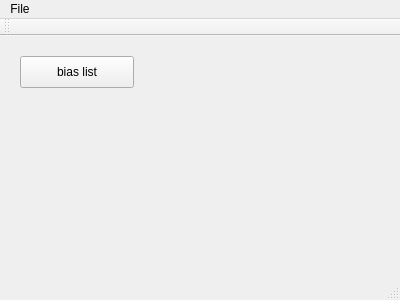
The window that mainwindow.ui (andysbaran/finred) describes before a commit, drawn with Qt 5.
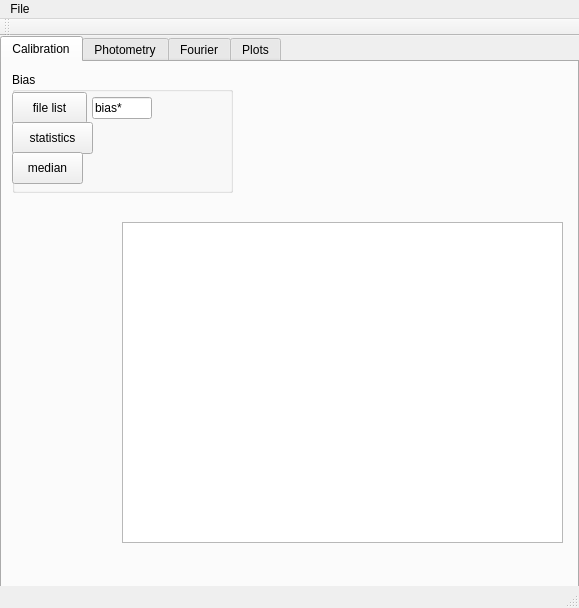
The same window after the commit.

The edit to the form file:
```diff
--- a/mainwindow.ui
+++ b/mainwindow.ui
@@ -6,26 +6,127 @@
    <rect>
     <x>0</x>
     <y>0</y>
-    <width>400</width>
-    <height>300</height>
+    <width>579</width>
+    <height>608</height>
    </rect>
   </property>
+  <property name="sizePolicy">
+   <sizepolicy hsizetype="Maximum" vsizetype="Maximum">
+    <horstretch>0</horstretch>
+    <verstretch>0</verstretch>
+   </sizepolicy>
+  </property>
   <property name="windowTitle">
    <string>MainWindow</string>
   </property>
   <widget class="QWidget" name="centralWidget">
-   <widget class="QPushButton" name="biaslist">
+   <widget class="QTabWidget" name="tabWidget">
     <property name="geometry">
      <rect>
-      <x>20</x>
-      <y>20</y>
-      <width>114</width>
-      <height>32</height>
+      <x>0</x>
+      <y>0</y>
+      <width>579</width>
+      <height>608</height>
      </rect>
     </property>
-    <property name="text">
-     <string>bias list</string>
+    <property name="currentIndex">
+     <number>0</number>
     </property>
+    <widget class="QWidget" name="tab1">
+     <attribute name="title">
+      <string>Calibration</string>
+     </attribute>
+     <widget class="QGroupBox" name="groupBox">
+      <property name="geometry">
+       <rect>
+        <x>10</x>
+        <y>10</y>
+        <width>221</width>
+        <height>121</height>
+       </rect>
+      </property>
+      <property name="title">
+       <string>Bias</string>
+      </property>
+      <widget class="QPushButton" name="biaslist">
+       <property name="geometry">
+        <rect>
+         <x>0</x>
+         <y>20</y>
+         <width>75</width>
+         <height>32</height>
+        </rect>
+       </property>
+       <property name="text">
+        <string>file list</string>
+       </property>
+      </widget>
+      <widget class="QLineEdit" name="biaspatt">
+       <property name="geometry">
+        <rect>
+         <x>80</x>
+         <y>25</y>
+         <width>60</width>
+         <height>22</height>
+        </rect>
+       </property>
+       <property name="text">
+        <string>bias*</string>
+       </property>
+      </widget>
+      <widget class="QPushButton" name="pushButton">
+       <property name="geometry">
+        <rect>
+         <x>0</x>
+         <y>50</y>
+         <width>81</width>
+         <height>32</height>
+        </rect>
+       </property>
+       <property name="text">
+        <string>statistics</string>
+       </property>
+      </widget>
+      <widget class="QPushButton" name="pushButton_2">
+       <property name="geometry">
+        <rect>
+         <x>0</x>
+         <y>80</y>
+         <width>71</width>
+         <height>32</height>
+        </rect>
+       </property>
+       <property name="text">
+        <string>median</string>
+       </property>
+      </widget>
+     </widget>
+     <widget class="QTextEdit" name="textdisplay">
+      <property name="geometry">
+       <rect>
+        <x>120</x>
+        <y>160</y>
+        <width>441</width>
+        <height>321</height>
+       </rect>
+      </property>
+     </widget>
+    </widget>
+    <widget class="QWidget" name="tab2">
+     <attribute name="title">
+      <string>Photometry</string>
+     </attribute>
+    </widget>
+    <widget class="QWidget" name="tab3">
+     <attribute name="title">
+      <string>Fourier</string>
+     </attribute>
+    </widget>
+    <widget class="QWidget" name="tab4">
+     <attribute name="title">
+      <string>Plots</string>
+     </attribute>
+    </widget>
    </widget>
   </widget>
   <widget class="QMenuBar" name="menuBar">
@@ -33,7 +134,7 @@
     <rect>
      <x>0</x>
      <y>0</y>
-     <width>400</width>
+     <width>579</width>
      <height>22</height>
     </rect>
    </property>
```
Left out of the diff: 6 changed lines with no effect on the pictures.
